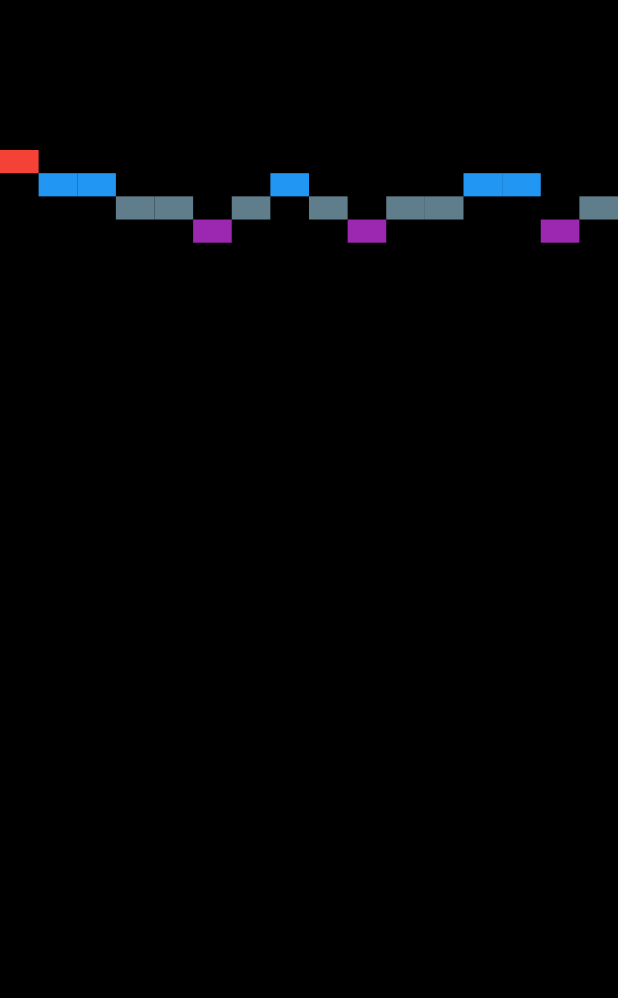
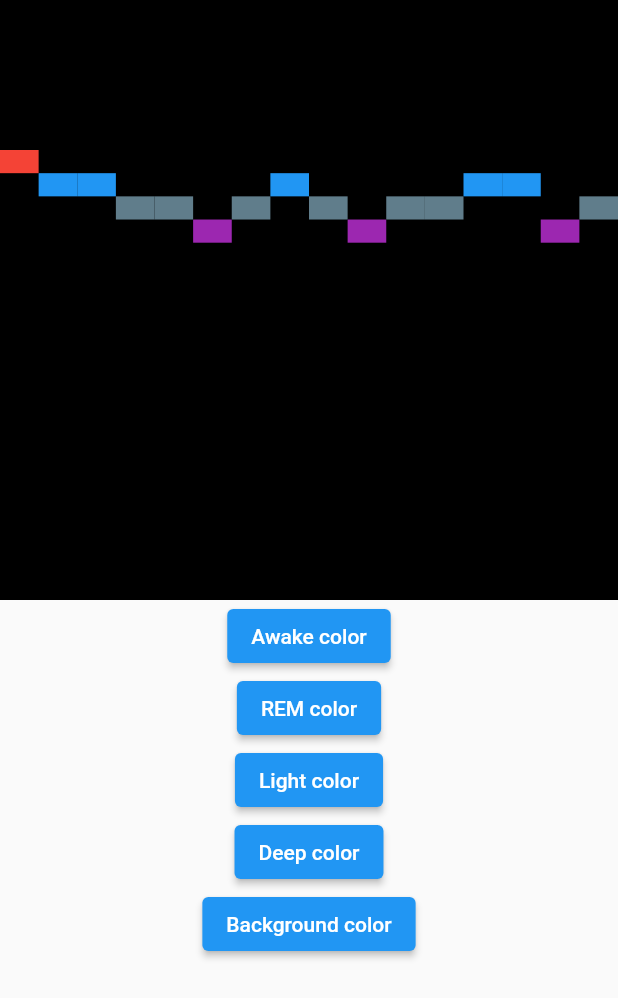
Before and after one commit to suyaaanimal/chart_search, a Flutter app: the screen it shows after launch, on a phone screen of 412 x 824 dp. Shown: the top 998 px of the screen. Run offline on Flutter 3.47's test engine with Material 2 defaults, Android fonts, the phone set to English and light mode, and no system bars; our stand-ins replace flutter_colorpicker; missing offline and left inert: charts_painter.

Commit message:
feat: add color pickers

```diff
--- a/lib/charts/box_chart.dart
+++ b/lib/charts/box_chart.dart
@@ -1,25 +1,75 @@
 import 'package:flutter/material.dart';
+import 'package:flutter_colorpicker/flutter_colorpicker.dart';
 
-class BoxChart extends StatelessWidget {
+class BoxChart extends StatefulWidget {
   const BoxChart({Key? key}) : super(key: key);
+
+  @override
+  State<BoxChart> createState() => _BoxChartState();
+}
+
+class _BoxChartState extends State<BoxChart> {
+  List<Color> colors = [
+    Colors.red,
+    Colors.blue,
+    Colors.blueGrey,
+    Colors.purple,
+    Colors.black
+  ];
+  final pickerButtonText = [
+    'Awake color',
+    'REM color',
+    'Light color',
+    'Deep color',
+    'Background color'
+  ];
 
   @override
   Widget build(BuildContext context) {
     return Scaffold(
-      body: Container(
-        padding: const EdgeInsets.only(top: 100),
-        color: Colors.black,
-        child: SizedBox.expand(
-          child: CustomPaint(
-            painter: MyPainter(),
+      body: Column(children: [
+        Container(
+          padding: const EdgeInsets.only(top: 100),
+          color: colors[4],
+          child: SizedBox(
+            width: double.infinity,
+            height: 300,
+            child: CustomPaint(
+              painter: MyPainter(colors),
+            ),
           ),
         ),
-      ),
+        for (var i = 0; i < 5; i++)
+          ElevatedButton(
+              child: Text(pickerButtonText[i]),
+              onPressed: () {
+                var pickerColor = colors[i];
+                showDialog(
+                    context: context,
+                    builder: ((context) => AlertDialog(
+                          content: SingleChildScrollView(
+                              child: ColorPicker(
+                            pickerColor: pickerColor,
+                            onColorChanged: (value) =>
+                                setState(() => pickerColor = value),
+                          )),
+                          actions: [
+                            ElevatedButton(
+                                onPressed: () {
+                                  setState(() => colors[i] = pickerColor);
+                                  Navigator.pop(context);
+                                },
+                                child: const Text('Set'))
+                          ],
+                        )));
+              }),
+      ]),
     );
   }
 }
 
 class MyPainter extends CustomPainter {
+  MyPainter(this.colors);
   List<int> data = [
     0,
     1,
@@ -38,16 +88,13 @@ class MyPainter extends CustomPainter {
     3,
     2,
   ];
+  List<Color> colors;
+
   @override
   void paint(Canvas canvas, Size size) {
     double blockWidth = size.width / data.length;
     double blockHeight = blockWidth * 0.6;
-    final paint = [
-      Paint()..color = Colors.red,
-      Paint()..color = Colors.blue,
-      Paint()..color = Colors.blueGrey,
-      Paint()..color = Colors.purple
-    ];
+    final paint = List.generate(4, (index) => Paint()..color = colors[index]);
     for (var i = 0; i < data.length; i++) {
       final rect = Rect.fromLTWH(
           blockWidth * i, data[i] * blockHeight, blockWidth, blockHeight);
@@ -56,5 +103,5 @@ class MyPainter extends CustomPainter {
   }
 
   @override
-  bool shouldRepaint(covariant CustomPainter oldDelegate) => false;
+  bool shouldRepaint(covariant CustomPainter oldDelegate) => true;
 }
--- a/pubspec.yaml
+++ b/pubspec.yaml
@@ -37,6 +37,7 @@ dependencies:
   fl_chart: ^0.55.1
   flutter_charts: ^0.5.0
   charts_painter: ^2.0.0+2
+  flutter_colorpicker: ^1.0.3
 
 dev_dependencies:
   flutter_test:
```
Also changed, not shown: pubspec.lock.
